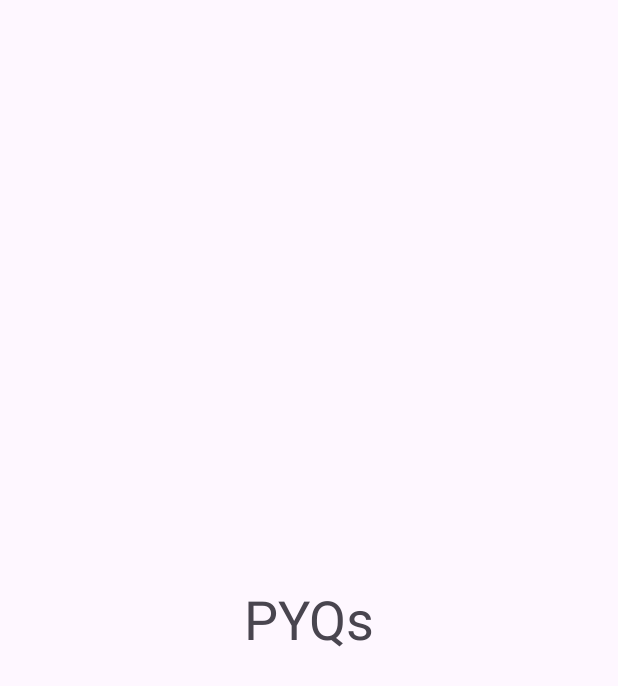
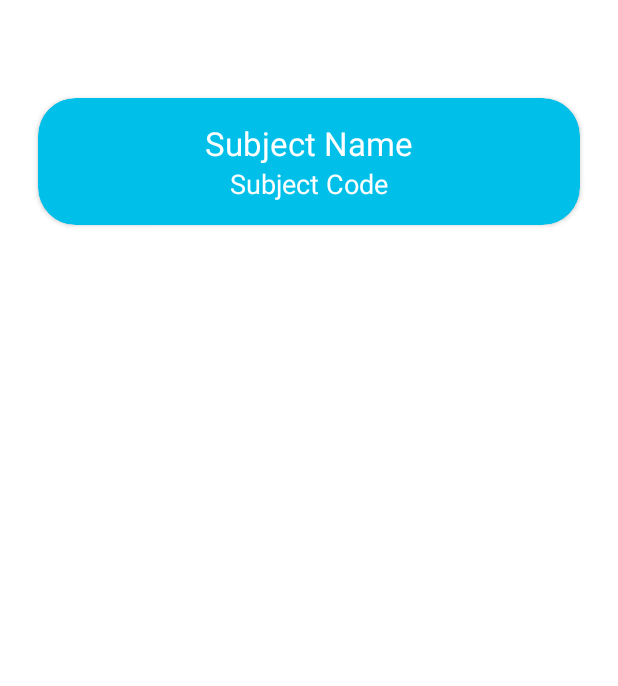
Before and after one commit to Vaibhavbansal15/JIIT-StudySync, an Android app: the SubjectsPYQ screen opened directly, with no data from a screen before it, on a phone screen of 412 x 824 dp. Shown: the top 686 px of the screen. Run offline under Robolectric (Android 15) with nearby library versions, the light colour scheme and no system bars; 2 statements that could not run were skipped.

Commit message:
parsed data to subject pyq

```diff
--- a/JIITStudySync/app/src/main/java/com/minorproject/jiitstudysync/NotesActivity.kt
+++ b/JIITStudySync/app/src/main/java/com/minorproject/jiitstudysync/NotesActivity.kt
@@ -80,8 +80,8 @@ class NotesActivity : AppCompatActivity() {
                 subjectRecyclerView.adapter = adapter
                 adapter.setOnItemClickListener(object : SubjectsAdapter.onItemClickListener{
                     override fun onItemClick(position: Int) {
-                        val intent = Intent(this@NotesActivity, SubjectsPYQ::class.java)
-                        startActivity(intent)
+//                        val intent = Intent(this@NotesActivity, SubjectsPYQ::class.java)
+//                        startActivity(intent)
                     }
 
                 })
--- a/JIITStudySync/app/src/main/java/com/minorproject/jiitstudysync/PYQActivity.kt
+++ b/JIITStudySync/app/src/main/java/com/minorproject/jiitstudysync/PYQActivity.kt
@@ -81,6 +81,8 @@ class PYQActivity : AppCompatActivity() {
                 adapter.setOnItemClickListener(object : SubjectsAdapter.onItemClickListener{
                     override fun onItemClick(position: Int) {
                         val intent = Intent(this@PYQActivity, SubjectsPYQ::class.java)
+                        intent.putExtra("pyqSubName", subjectArrayList[position].name)
+                        intent.putExtra("pyqSubCode", subjectArrayList[position].code)
                         startActivity(intent)
                     }
 
--- a/JIITStudySync/app/src/main/java/com/minorproject/jiitstudysync/SubjectsAdapter.kt
+++ b/JIITStudySync/app/src/main/java/com/minorproject/jiitstudysync/SubjectsAdapter.kt
@@ -41,8 +41,8 @@ class SubjectsAdapter(private val subjectList : ArrayList<SubjectDetails>) : Rec
 
     // View Holder Class
     class SubjectsViewHolder(itemView : View, listener: onItemClickListener) : RecyclerView.ViewHolder(itemView){
-        val sName : TextView  = itemView.findViewById(R.id.sub_name)
-        val sCode : TextView  = itemView.findViewById(R.id.sub_code)
+        val sName : TextView  = itemView.findViewById(R.id.pyq_sub_name)
+        val sCode : TextView  = itemView.findViewById(R.id.pyq_sub_code)
 
         init {
             itemView.setOnClickListener {
--- a/JIITStudySync/app/src/main/java/com/minorproject/jiitstudysync/SubjectsPYQ.kt
+++ b/JIITStudySync/app/src/main/java/com/minorproject/jiitstudysync/SubjectsPYQ.kt
@@ -1,20 +1,27 @@
 package com.minorproject.jiitstudysync
 
 import android.os.Bundle
+import android.widget.TextView
 import androidx.activity.enableEdgeToEdge
 import androidx.appcompat.app.AppCompatActivity
-import androidx.core.view.ViewCompat
-import androidx.core.view.WindowInsetsCompat
+import com.minorproject.jiitstudysync.databinding.ActivitySubjectsPyqBinding
 
 class SubjectsPYQ : AppCompatActivity() {
+
+    private val binding : ActivitySubjectsPyqBinding by lazy{
+        ActivitySubjectsPyqBinding.inflate(layoutInflater)
+    }
+
     override fun onCreate(savedInstanceState: Bundle?) {
         super.onCreate(savedInstanceState)
         enableEdgeToEdge()
-        setContentView(R.layout.activity_subjects_pyq)
-        ViewCompat.setOnApplyWindowInsetsListener(findViewById(R.id.main)) { v, insets ->
-            val systemBars = insets.getInsets(WindowInsetsCompat.Type.systemBars())
-            v.setPadding(systemBars.left, systemBars.top, systemBars.right, systemBars.bottom)
-            insets
-        }
+        setContentView(binding.root)
+
+        val sName : TextView = binding.pyqSubName
+        val sCode : TextView = binding.pyqSubCode
+
+        val bundle : Bundle? = intent.extras
+        sName.text = bundle!!.getString("pyqSubName")
+        sCode.text = bundle.getString("pyqSubCode")
     }
 }
--- a/JIITStudySync/app/src/main/res/layout/activity_subjects_pyq.xml
+++ b/JIITStudySync/app/src/main/res/layout/activity_subjects_pyq.xml
@@ -5,16 +5,55 @@
     android:id="@+id/main"
     android:layout_width="match_parent"
     android:layout_height="match_parent"
+    android:background="@color/white"
     tools:context=".SubjectsPYQ">
 
-    <TextView
-        android:layout_width="wrap_content"
+
+    <androidx.cardview.widget.CardView
+        android:layout_width="match_parent"
         android:layout_height="wrap_content"
-        android:text="PYQs"
-        android:textSize="36sp"
-        app:layout_constraintBottom_toBottomOf="parent"
+        android:layout_marginStart="25dp"
+        android:layout_marginEnd="25dp"
+        android:layout_marginTop="65dp"
+        android:backgroundTint="@color/Primary"
+        app:cardCornerRadius="25dp"
         app:layout_constraintEnd_toEndOf="parent"
         app:layout_constraintStart_toStartOf="parent"
-        app:layout_constraintTop_toTopOf="parent" />
+        app:layout_constraintTop_toTopOf="parent">
+
+        <androidx.constraintlayout.widget.ConstraintLayout
+            android:layout_width="match_parent"
+            android:layout_height="match_parent">
+
+            <TextView
+                android:id="@+id/pyq_sub_name"
+                android:layout_width="wrap_content"
+                android:layout_height="wrap_content"
+                android:layout_marginTop="15dp"
+                android:text="Subject Name"
+                android:textAlignment="center"
+                android:textColor="@color/white"
+                android:textSize="22sp"
+                app:layout_constraintEnd_toEndOf="parent"
+                app:layout_constraintStart_toStartOf="parent"
+                app:layout_constraintTop_toTopOf="parent" />
+
+            <TextView
+                android:id="@+id/pyq_sub_code"
+                android:layout_width="wrap_content"
+                android:layout_height="wrap_content"
+                android:layout_marginBottom="15dp"
+                android:text="Subject Code"
+                android:textAlignment="center"
+                android:textColor="@color/white"
+                android:textSize="18sp"
+                app:layout_constraintBottom_toBottomOf="parent"
+                app:layout_constraintEnd_toEndOf="parent"
+                app:layout_constraintStart_toStartOf="parent"
+                app:layout_constraintTop_toBottomOf="@+id/pyq_sub_name" />
+
+        </androidx.constraintlayout.widget.ConstraintLayout>
+    </androidx.cardview.widget.CardView>
+
 
 </androidx.constraintlayout.widget.ConstraintLayout>
```
Also changed, not shown: JIITStudySync/app/src/main/res/layout/custom_subject_list.xml (+3 -11 lines), JIITStudySync/app/src/main/res/drawable/profile_icon.png (added).
